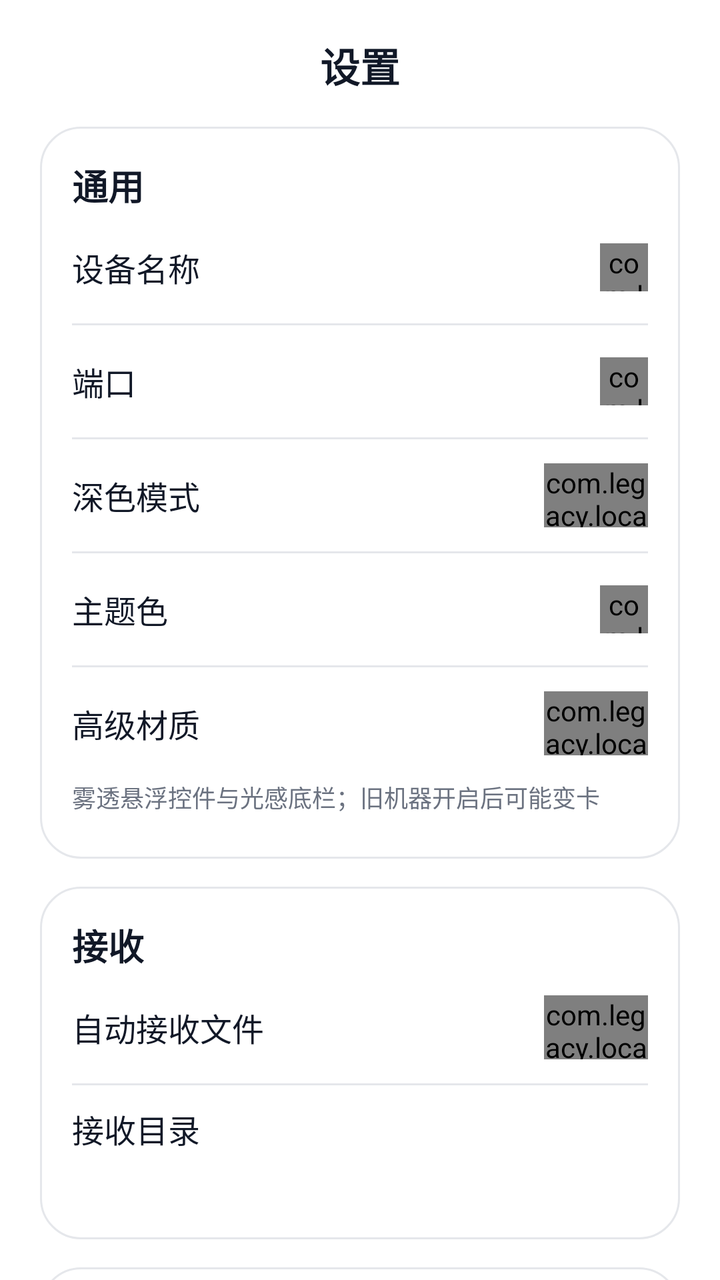
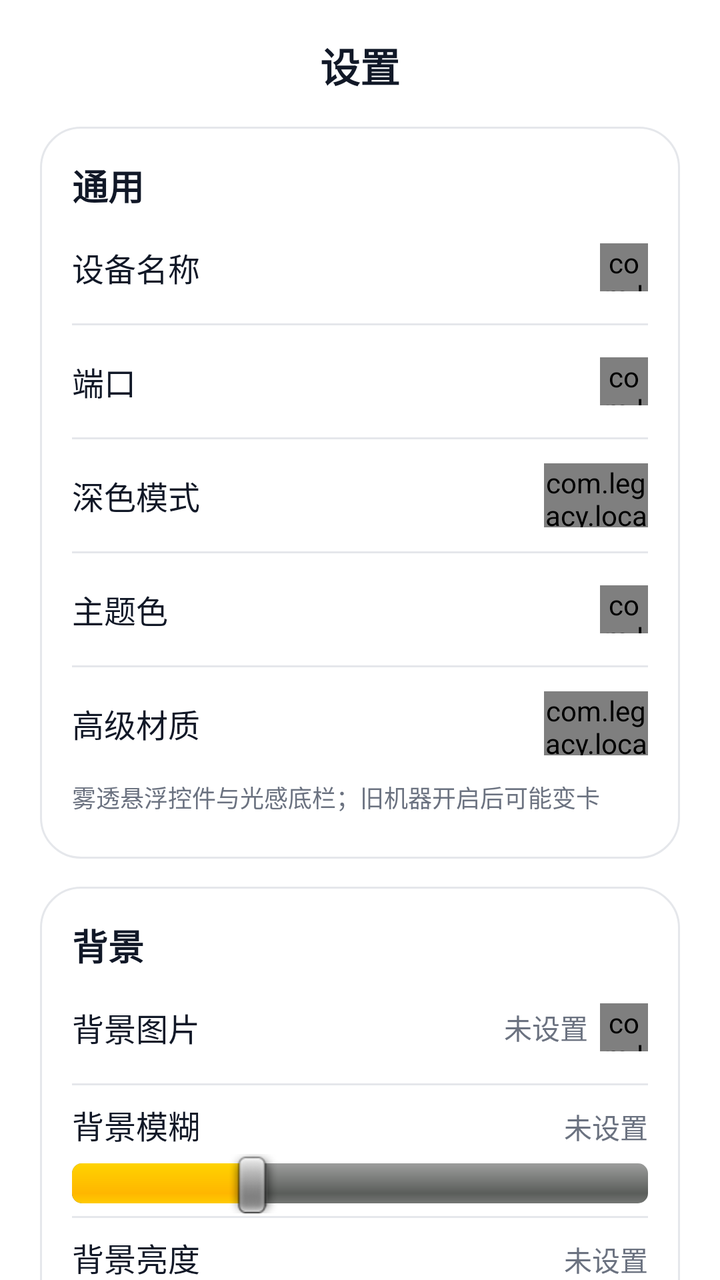

Two renders of the same Android screen: before a commit and after it. Below are the layout's source before the change and the commit's diff.
<!-- AndroidManifest.xml: application theme AppTheme -->
<!-- res/layout/tab_settings.xml -->
<?xml version="1.0" encoding="utf-8"?>
<LinearLayout xmlns:android="http://schemas.android.com/apk/res/android"
    android:id="@+id/tab_settings_root"
    android:layout_width="match_parent"
    android:layout_height="match_parent"
    android:background="@color/white"
    android:orientation="vertical"
    android:tag="page"
    android:paddingLeft="20dp"
    android:paddingRight="20dp"
    android:paddingTop="14dp">

    <TextView
        android:layout_width="match_parent"
        android:layout_height="wrap_content"
        android:layout_marginTop="4dp"
        android:layout_marginBottom="16dp"
        android:gravity="center"
        android:text="@string/title_settings"
        android:textColor="@color/text_primary"
        android:textSize="20sp"
        android:textStyle="bold" />

    <ScrollView
        android:layout_width="match_parent"
        android:layout_height="0dp"
        android:layout_weight="1"
        android:fillViewport="true"
        android:scrollbars="none">

        <LinearLayout
            android:layout_width="match_parent"
            android:layout_height="wrap_content"
            android:orientation="vertical"
            android:paddingBottom="96dp">

            <LinearLayout
                android:layout_width="match_parent"
                android:layout_height="wrap_content"
                android:background="@drawable/shape_card"
                android:tag="card"
                android:orientation="vertical"
                android:padding="16dp">

                <TextView
                    android:layout_width="wrap_content"
                    android:layout_height="wrap_content"
                    android:text="@string/settings_general"
                    android:textColor="@color/text_primary"
                    android:textSize="18sp"
                    android:textStyle="bold" />

                <LinearLayout
                    android:id="@+id/row_alias"
                    android:layout_width="match_parent"
                    android:layout_height="56dp"
                    android:clickable="true"
                    android:focusable="true"
                    android:gravity="center_vertical"
                    android:orientation="horizontal">

                    <TextView
                        android:layout_width="wrap_content"
                        android:layout_height="wrap_content"
                        android:singleLine="true"
                        android:text="@string/settings_device_name"
                        android:textColor="@color/text_primary"
                        android:textSize="16sp" />

                    <TextView
                        android:id="@+id/settings_alias_value"
                        android:layout_width="0dp"
                        android:layout_height="wrap_content"
                        android:layout_weight="1"
                        android:ellipsize="end"
                        android:gravity="right"
                        android:singleLine="true"
                        android:textColor="@color/text_secondary"
                        android:textSize="16sp" />

                    <com.legacy.localsend.ui.kit.IconView
                        android:id="@+id/chevron_alias"
                        android:layout_width="24dp"
                        android:layout_height="24dp"
                        android:layout_marginLeft="6dp" />
                </LinearLayout>

                <View
                    android:layout_width="match_parent"
                    android:layout_height="1dp"
                    android:background="@color/stroke"
                    android:tag="divider" />

                <LinearLayout
                    android:id="@+id/row_port"
                    android:layout_width="match_parent"
                    android:layout_height="56dp"
                    android:clickable="true"
                    android:focusable="true"
                    android:gravity="center_vertical"
                    android:orientation="horizontal">

                    <TextView
                        android:layout_width="wrap_content"
                        android:layout_height="wrap_content"
                        android:singleLine="true"
                        android:text="@string/settings_port"
                        android:textColor="@color/text_primary"
                        android:textSize="16sp" />

                    <TextView
                        android:id="@+id/settings_port_value"
                        android:layout_width="0dp"
                        android:layout_height="wrap_content"
                        android:layout_weight="1"
                        android:gravity="right"
                        android:singleLine="true"
                        android:textColor="@color/text_secondary"
                        android:textSize="16sp" />

                    <com.legacy.localsend.ui.kit.IconView
                        android:id="@+id/chevron_port"
                        android:layout_width="24dp"
                        android:layout_height="24dp"
                        android:layout_marginLeft="6dp" />
                </LinearLayout>

                <View
                    android:layout_width="match_parent"
                    android:layout_height="1dp"
                    android:background="@color/stroke"
                    android:tag="divider" />

                <LinearLayout
                    android:layout_width="match_parent"
                    android:layout_height="56dp"
                    android:gravity="center_vertical"
                    android:orientation="horizontal">

                    <TextView
                        android:layout_width="0dp"
                        android:layout_height="wrap_content"
                        android:layout_weight="1"
                        android:text="@string/settings_dark_mode"
                        android:textColor="@color/text_primary"
                        android:textSize="16sp" />

                    <com.legacy.localsend.ui.kit.SwitchView
                        android:id="@+id/dark_mode_switch"
                        android:layout_width="52dp"
                        android:layout_height="32dp" />
                </LinearLayout>

                <View
                    android:layout_width="match_parent"
                    android:layout_height="1dp"
                    android:background="@color/stroke"
                    android:tag="divider" />

                <LinearLayout
                    android:id="@+id/row_theme"
                    android:layout_width="match_parent"
                    android:layout_height="56dp"
                    android:clickable="true"
                    android:focusable="true"
                    android:gravity="center_vertical"
                    android:orientation="horizontal">

                    <TextView
                        android:layout_width="wrap_content"
                        android:layout_height="wrap_content"
                        android:singleLine="true"
                        android:text="@string/settings_theme"
                        android:textColor="@color/text_primary"
                        android:textSize="16sp" />

                    <TextView
                        android:id="@+id/settings_theme_value"
                        android:layout_width="0dp"
                        android:layout_height="wrap_content"
                        android:layout_weight="1"
                        android:ellipsize="end"
                        android:gravity="right"
                        android:singleLine="true"
                        android:textColor="@color/text_secondary"
                        android:textSize="16sp" />

                    <com.legacy.localsend.ui.kit.IconView
                        android:id="@+id/chevron_theme"
                        android:layout_width="24dp"
                        android:layout_height="24dp"
                        android:layout_marginLeft="6dp" />
                </LinearLayout>

                <View
                    android:layout_width="match_parent"
                    android:layout_height="1dp"
                    android:background="@color/stroke"
                    android:tag="divider" />

                <LinearLayout
                    android:layout_width="match_parent"
                    android:layout_height="56dp"
                    android:gravity="center_vertical"
                    android:orientation="horizontal">

                    <TextView
                        android:layout_width="0dp"
                        android:layout_height="wrap_content"
                        android:layout_weight="1"
                        android:text="@string/settings_advanced_material"
                        android:textColor="@color/text_primary"
                        android:textSize="16sp" />

                    <com.legacy.localsend.ui.kit.SwitchView
                        android:id="@+id/advanced_material_switch"
                        android:layout_width="52dp"
                        android:layout_height="32dp" />
                </LinearLayout>

                <TextView
                    android:layout_width="match_parent"
                    android:layout_height="wrap_content"
                    android:paddingBottom="6dp"
                    android:text="@string/settings_advanced_material_hint"
                    android:textColor="@color/text_secondary"
                    android:textSize="12sp" />
            </LinearLayout>

            <LinearLayout
                android:layout_width="match_parent"
                android:layout_height="wrap_content"
                android:layout_marginTop="14dp"
                android:background="@drawable/shape_card"
                android:tag="card"
                android:orientation="vertical"
                android:padding="16dp">

                <TextView
                    android:layout_width="wrap_content"
                    android:layout_height="wrap_content"
                    android:text="@string/settings_receive"
                    android:textColor="@color/text_primary"
                    android:textSize="18sp"
                    android:textStyle="bold" />

                <LinearLayout
                    android:layout_width="match_parent"
                    android:layout_height="56dp"
                    android:gravity="center_vertical"
                    android:orientation="horizontal">

                    <TextView
                        android:layout_width="0dp"
                        android:layout_height="wrap_content"
                        android:layout_weight="1"
                        android:text="@string/settings_auto_accept"
                        android:textColor="@color/text_primary"
                        android:textSize="16sp" />

                    <com.legacy.localsend.ui.kit.SwitchView
                        android:id="@+id/auto_accept_switch"
                        android:layout_width="52dp"
                        android:layout_height="32dp" />
                </LinearLayout>

                <View
                    android:layout_width="match_parent"
                    android:layout_height="1dp"
                    android:background="@color/stroke"
                    android:tag="divider" />

                <LinearLayout
                    android:layout_width="match_parent"
                    android:layout_height="wrap_content"
                    android:orientation="vertical"
                    android:paddingTop="10dp"
                    android:paddingBottom="6dp">

                    <TextView
                        android:layout_width="wrap_content"
                        android:layout_height="wrap_content"
                        android:text="@string/settings_receive_dir"
                        android:textColor="@color/text_primary"
                        android:textSize="16sp" />

                    <TextView
                        android:id="@+id/settings_dir"
                        android:layout_width="match_parent"
                        android:layout_height="wrap_content"
                        android:layout_marginTop="4dp"
                        android:textColor="@color/text_secondary"
                        android:textSize="13sp" />
                </LinearLayout>
            </LinearLayout>

            <LinearLayout
                android:layout_width="match_parent"
                android:layout_height="wrap_content"
                android:layout_marginTop="14dp"
                android:background="@drawable/shape_card"
                android:tag="card"
                android:orientation="vertical"
                android:padding="16dp">

                <TextView
                    android:layout_width="wrap_content"
                    android:layout_height="wrap_content"
                    android:text="@string/settings_about"
                    android:textColor="@color/text_primary"
                    android:textSize="18sp"
                    android:textStyle="bold" />

                <LinearLayout
                    android:layout_width="match_parent"
                    android:layout_height="wrap_content"
                    android:layout_marginTop="10dp"
                    android:orientation="vertical"
                    android:paddingBottom="6dp">

                    <TextView
                        android:layout_width="wrap_content"
                        android:layout_height="wrap_content"
                        android:text="@string/settings_fingerprint"
                        android:textColor="@color/text_primary"
                        android:textSize="16sp" />

                    <TextView
                        android:id="@+id/settings_fingerprint"
                        android:layout_width="match_parent"
                        android:layout_height="wrap_content"
                        android:layout_marginTop="4dp"
                        android:textColor="@color/text_secondary"
                        android:textSize="12sp"
                        android:typeface="monospace" />
                </LinearLayout>

                <View
                    android:layout_width="match_parent"
                    android:layout_height="1dp"
                    android:background="@color/stroke"
                    android:tag="divider" />

                <LinearLayout
                    android:layout_width="match_parent"
                    android:layout_height="44dp"
                    android:gravity="center_vertical"
                    android:orientation="horizontal">

                    <TextView
                        android:layout_width="0dp"
                        android:layout_height="wrap_content"
                        android:layout_weight="1"
                        android:text="@string/settings_version"
                        android:textColor="@color/text_primary"
                        android:textSize="16sp" />

                    <TextView
                        android:id="@+id/settings_version"
                        android:layout_width="wrap_content"
                        android:layout_height="wrap_content"
                        android:textColor="@color/text_secondary"
                        android:textSize="14sp" />
                </LinearLayout>

                <View
                    android:layout_width="match_parent"
                    android:layout_height="1dp"
                    android:background="@color/stroke"
                    android:tag="divider" />

                <LinearLayout
                    android:layout_width="match_parent"
                    android:layout_height="44dp"
                    android:gravity="center_vertical"
                    android:orientation="horizontal">

                    <TextView
                        android:layout_width="0dp"
                        android:layout_height="wrap_content"
                        android:layout_weight="1"
                        android:text="@string/settings_protocol"
                        android:textColor="@color/text_primary"
                        android:textSize="16sp" />

                    <TextView
                        android:layout_width="wrap_content"
                        android:layout_height="wrap_content"
                        android:text="@string/settings_protocol_value"
                        android:textColor="@color/text_secondary"
                        android:textSize="14sp" />
                </LinearLayout>
            </LinearLayout>
        </LinearLayout>
    </ScrollView>
</LinearLayout>
<!-- resources referenced by this layout -->
<resources>
  <color name="stroke">#FFE5E7EB</color>
  <color name="text_primary">#FF111827</color>
  <color name="text_secondary">#FF6B7280</color>
  <color name="white">#FFFFFFFF</color>
  <!-- drawable shape_card (drawable) -->
  <?xml version="1.0" encoding="utf-8"?>
  <shape xmlns:android="http://schemas.android.com/apk/res/android"
      android:shape="rectangle">
      <solid android:color="@color/white" />
      <stroke
          android:width="1dp"
          android:color="@color/stroke" />
      <corners android:radius="20dp" />
  </shape>
  <string name="settings_about">关于</string>
  <string name="settings_advanced_material">高级材质</string>
  <string name="settings_advanced_material_hint">雾透悬浮控件与光感底栏；旧机器开启后可能变卡</string>
  <string name="settings_auto_accept">自动接收文件</string>
  <string name="settings_dark_mode">深色模式</string>
  <string name="settings_device_name">设备名称</string>
  <string name="settings_fingerprint">本机指纹</string>
  <string name="settings_general">通用</string>
  <string name="settings_port">端口</string>
  <string name="settings_protocol">协议</string>
  <string name="settings_protocol_value">LocalSend v2 明文 HTTP</string>
  <string name="settings_receive">接收</string>
  <string name="settings_receive_dir">接收目录</string>
  <string name="settings_theme">主题色</string>
  <string name="settings_version">版本</string>
  <string name="title_settings">设置</string>
  <style name="AppTheme" parent="@android:style/Theme.Light.NoTitleBar">
          <item name="android:windowBackground">@color/white</item>
      </style>
</resources>

<!-- the commit's change to res/layout/tab_settings.xml (unified diff, before → after) -->
@@ -239,29 +239,42 @@
                 <TextView
                     android:layout_width="wrap_content"
                     android:layout_height="wrap_content"
-                    android:text="@string/settings_receive"
+                    android:text="@string/settings_background"
                     android:textColor="@color/text_primary"
                     android:textSize="18sp"
                     android:textStyle="bold" />
 
                 <LinearLayout
-                    android:layout_width="match_parent"
-                    android:layout_height="56dp"
-                    android:gravity="center_vertical"
-                    android:orientation="horizontal">
-
-                    <TextView
-                        android:layout_width="0dp"
-                        android:layout_height="wrap_content"
-                        android:layout_weight="1"
-                        android:text="@string/settings_auto_accept"
-                        android:textColor="@color/text_primary"
-                        android:textSize="16sp" />
-
-                    <com.legacy.localsend.ui.kit.SwitchView
-                        android:id="@+id/auto_accept_switch"
-                        android:layout_width="52dp"
-                        android:layout_height="32dp" />
+                    android:id="@+id/row_background"
+                    android:layout_width="match_parent"
+                    android:layout_height="56dp"
+                    android:clickable="true"
+                    android:focusable="true"
+                    android:gravity="center_vertical"
+                    android:orientation="horizontal">
+
+                    <TextView
+                        android:layout_width="0dp"
+                        android:layout_height="wrap_content"
+                        android:layout_weight="1"
+                        android:text="@string/settings_background_image"
+                        android:textColor="@color/text_primary"
+                        android:textSize="16sp" />
+
+                    <TextView
+                        android:id="@+id/background_value"
+                        android:layout_width="wrap_content"
+                        android:layout_height="wrap_content"
+                        android:singleLine="true"
+                        android:text="@string/background_none"
+                        android:textColor="@color/text_secondary"
+                        android:textSize="14sp" />
+
+                    <com.legacy.localsend.ui.kit.IconView
+                        android:id="@+id/chevron_background"
+                        android:layout_width="24dp"
+                        android:layout_height="24dp"
+                        android:layout_marginLeft="6dp" />
                 </LinearLayout>
 
                 <View
@@ -274,23 +287,81 @@
                     android:layout_width="match_parent"
                     android:layout_height="wrap_content"
                     android:orientation="vertical"
-                    android:paddingTop="10dp"
+                    android:paddingTop="8dp">
+
+                    <LinearLayout
+                        android:layout_width="match_parent"
+                        android:layout_height="wrap_content"
+                        android:orientation="horizontal">
+
+                        <TextView
+                            android:layout_width="0dp"
+                            android:layout_height="wrap_content"
+                            android:layout_weight="1"
+                            android:text="@string/background_blur"
+                            android:textColor="@color/text_primary"
+                            android:textSize="16sp" />
+
+                        <TextView
+                            android:id="@+id/background_blur_value"
+                            android:layout_width="wrap_content"
+                            android:layout_height="wrap_content"
+                            android:text="@string/background_none"
+                            android:textColor="@color/text_secondary"
+                            android:textSize="14sp" />
+                    </LinearLayout>
+
+                    <SeekBar
+                        android:id="@+id/background_blur_seek"
+                        android:layout_width="match_parent"
+                        android:layout_height="32dp"
+                        android:layout_marginTop="2dp"
+                        android:max="100"
+                        android:progress="30" />
+                </LinearLayout>
+
+                <View
+                    android:layout_width="match_parent"
+                    android:layout_height="1dp"
+                    android:background="@color/stroke"
+                    android:tag="divider" />
+
+                <LinearLayout
+                    android:layout_width="match_parent"
+                    android:layout_height="wrap_content"
+                    android:orientation="vertical"
+                    android:paddingTop="8dp"
                     android:paddingBottom="6dp">
 
-                    <TextView
-                        android:layout_width="wrap_content"
-                        android:layout_height="wrap_content"
-                        android:text="@string/settings_receive_dir"
-                        android:textColor="@color/text_primary"
-                        android:textSize="16sp" />
-
-                    <TextView
-                        android:id="@+id/settings_dir"
+                    <LinearLayout
                         android:layout_width="match_parent"
                         android:layout_height="wrap_content"
-                        android:layout_marginTop="4dp"
-                        android:textColor="@color/text_secondary"
-                        android:textSize="13sp" />
+                        android:orientation="horizontal">
+
+                        <TextView
+                            android:layout_width="0dp"
+                            android:layout_height="wrap_content"
+                            android:layout_weight="1"
+                            android:text="@string/background_brightness"
+                            android:textColor="@color/text_primary"
+                            android:textSize="16sp" />
+
+                        <TextView
+                            android:id="@+id/background_brightness_value"
+                            android:layout_width="wrap_content"
+                            android:layout_height="wrap_content"
+                            android:text="@string/background_none"
+                            android:textColor="@color/text_secondary"
+                            android:textSize="14sp" />
+                    </LinearLayout>
+
+                    <SeekBar
+                        android:id="@+id/background_brightness_seek"
+                        android:layout_width="match_parent"
+                        android:layout_height="32dp"
+                        android:layout_marginTop="2dp"
+                        android:max="200"
+                        android:progress="100" />
                 </LinearLayout>
             </LinearLayout>
 
@@ -306,6 +377,73 @@
                 <TextView
                     android:layout_width="wrap_content"
                     android:layout_height="wrap_content"
+                    android:text="@string/settings_receive"
+                    android:textColor="@color/text_primary"
+                    android:textSize="18sp"
+                    android:textStyle="bold" />
+
+                <LinearLayout
+                    android:layout_width="match_parent"
+                    android:layout_height="56dp"
+                    android:gravity="center_vertical"
+                    android:orientation="horizontal">
+
+                    <TextView
+                        android:layout_width="0dp"
+                        android:layout_height="wrap_content"
+                        android:layout_weight="1"
+                        android:text="@string/settings_auto_accept"
+                        android:textColor="@color/text_primary"
+                        android:textSize="16sp" />
+
+                    <com.legacy.localsend.ui.kit.SwitchView
+                        android:id="@+id/auto_accept_switch"
+                        android:layout_width="52dp"
+                        android:layout_height="32dp" />
+                </LinearLayout>
+
+                <View
+                    android:layout_width="match_parent"
+                    android:layout_height="1dp"
+                    android:background="@color/stroke"
+                    android:tag="divider" />
+
+                <LinearLayout
+                    android:layout_width="match_parent"
+                    android:layout_height="wrap_content"
+                    android:orientation="vertical"
+                    android:paddingTop="10dp"
+                    android:paddingBottom="6dp">
+
+                    <TextView
+                        android:layout_width="wrap_content"
+                        android:layout_height="wrap_content"
+                        android:text="@string/settings_receive_dir"
+                        android:textColor="@color/text_primary"
+                        android:textSize="16sp" />
+
+                    <TextView
+                        android:id="@+id/settings_dir"
+                        android:layout_width="match_parent"
+                        android:layout_height="wrap_content"
+                        android:layout_marginTop="4dp"
+                        android:textColor="@color/text_secondary"
+                        android:textSize="13sp" />
+                </LinearLayout>
+            </LinearLayout>
+
+            <LinearLayout
+                android:layout_width="match_parent"
+                android:layout_height="wrap_content"
+                android:layout_marginTop="14dp"
+                android:background="@drawable/shape_card"
+                android:tag="card"
+                android:orientation="vertical"
+                android:padding="16dp">
+
+                <TextView
+                    android:layout_width="wrap_content"
+                    android:layout_height="wrap_content"
                     android:text="@string/settings_about"
                     android:textColor="@color/text_primary"
                     android:textSize="18sp"
<!-- resource entries referenced after the edit -->
@@ -14,10 +14,15 @@
           android:color="@color/stroke" />
       <corners android:radius="20dp" />
   </shape>
+  <string name="background_blur">背景模糊</string>
+  <string name="background_brightness">背景亮度</string>
+  <string name="background_none">未设置</string>
   <string name="settings_about">关于</string>
   <string name="settings_advanced_material">高级材质</string>
   <string name="settings_advanced_material_hint">雾透悬浮控件与光感底栏；旧机器开启后可能变卡</string>
   <string name="settings_auto_accept">自动接收文件</string>
+  <string name="settings_background">背景</string>
+  <string name="settings_background_image">背景图片</string>
   <string name="settings_dark_mode">深色模式</string>
   <string name="settings_device_name">设备名称</string>
   <string name="settings_fingerprint">本机指纹</string>
